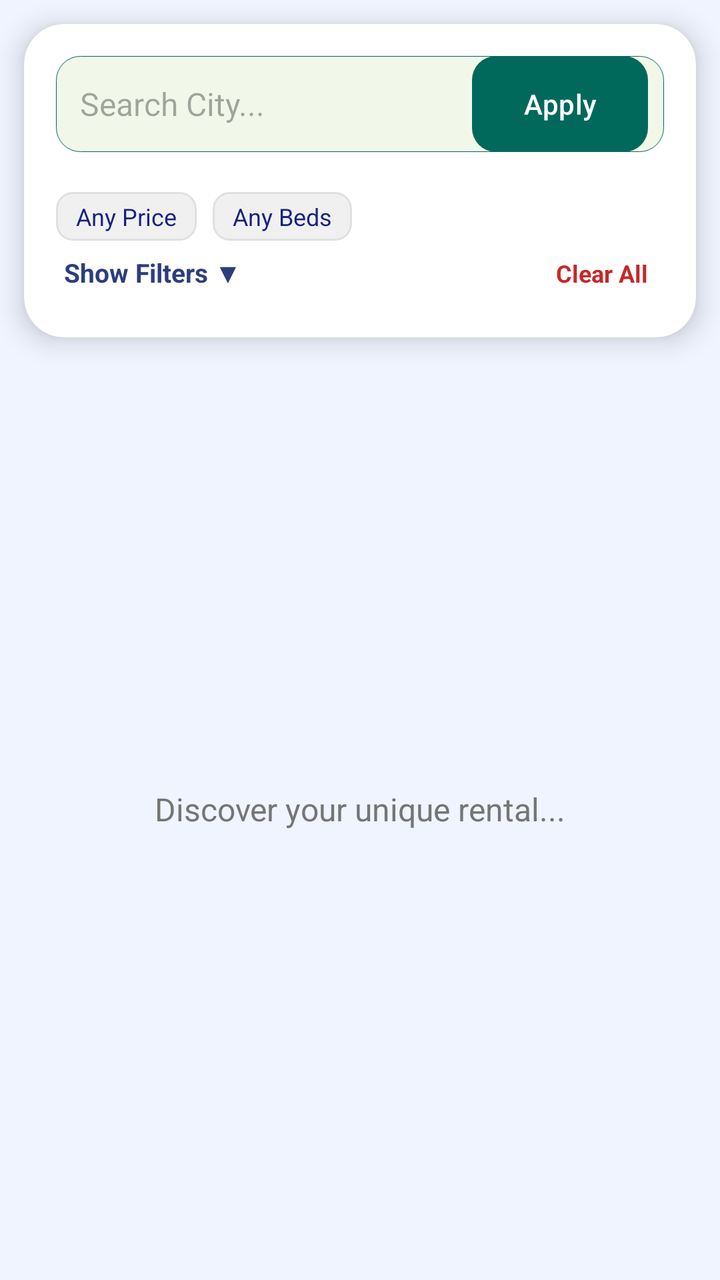
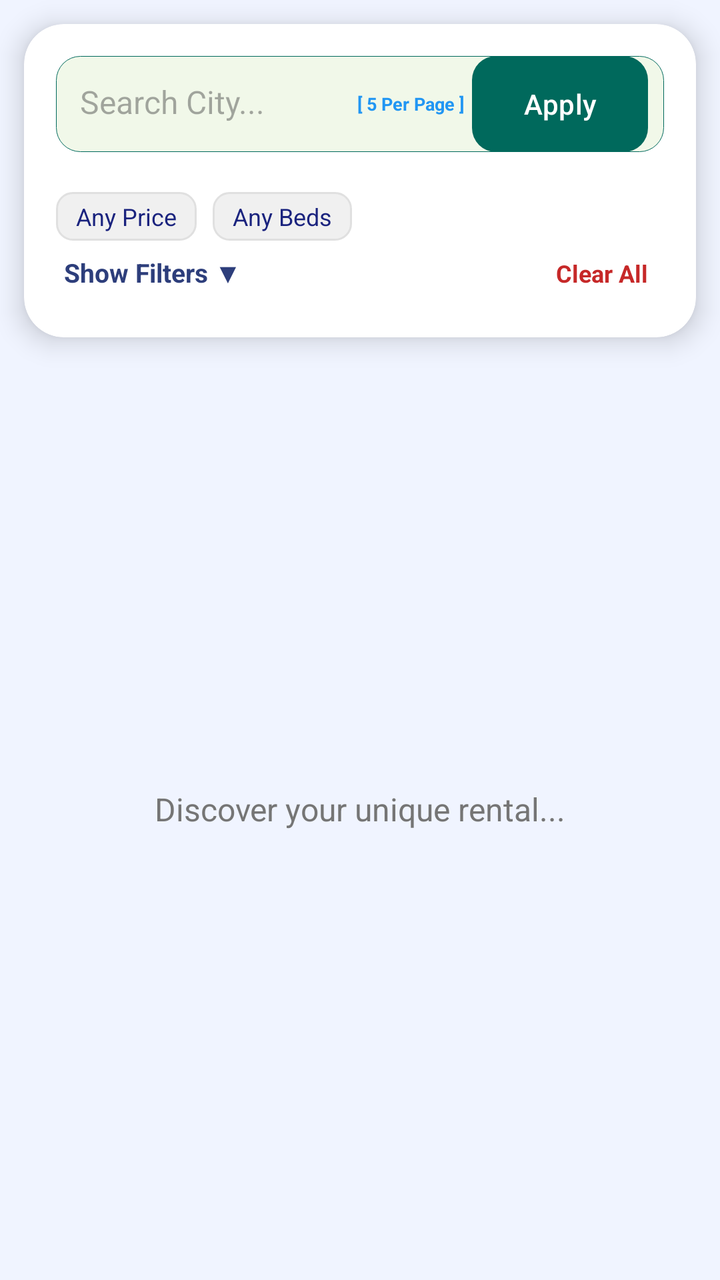

Compare the two renders of this Android layout. The source of the first and the diff that turns it into the second are given below.
<!-- AndroidManifest.xml: application theme Theme.PropertyConsultancy -->
<!-- res/layout/fragment_search.xml -->
<?xml version="1.0" encoding="utf-8"?>
<androidx.constraintlayout.widget.ConstraintLayout xmlns:android="http://schemas.android.com/apk/res/android"
    xmlns:app="http://schemas.android.com/apk/res-auto"
    xmlns:tools="http://schemas.android.com/tools"
    android:layout_width="match_parent"
    android:layout_height="match_parent"
    android:background="@color/theme1_bg">

    
    <androidx.cardview.widget.CardView
        android:id="@+id/filterCard"
        android:layout_width="match_parent"
        android:layout_height="wrap_content"
        android:layout_margin="12dp"
        app:cardCornerRadius="20dp"
        app:cardElevation="8dp"
        app:layout_constraintTop_toTopOf="parent">

        <LinearLayout
            android:layout_width="match_parent"
            android:layout_height="wrap_content"
            android:orientation="vertical">

            
            <LinearLayout
                android:id="@+id/layoutSearchSummary"
                android:layout_width="match_parent"
                android:layout_height="wrap_content"
                android:orientation="horizontal"
                android:padding="12dp"
                android:gravity="center_vertical"
                android:visibility="gone">

                <TextView
                    android:id="@+id/tvSearchSummary"
                    android:layout_width="0dp"
                    android:layout_height="wrap_content"
                    android:layout_weight="1"
                    android:text="Search results (0)"
                    android:textStyle="bold"
                    android:textColor="@color/theme1_text" />

                <ImageButton
                    android:id="@+id/btnEditFilters"
                    android:layout_width="40dp"
                    android:layout_height="40dp"
                    android:background="?attr/selectableItemBackgroundBorderless"
                    android:src="@drawable/ic_settings_modern"
                    app:tint="@color/theme1_primary" />
            </LinearLayout>

            
            <LinearLayout
                android:id="@+id/layoutMainFilters"
                android:layout_width="match_parent"
                android:layout_height="wrap_content"
                android:orientation="vertical"
                android:padding="16dp">

                
                <LinearLayout
                    android:layout_width="match_parent"
                    android:layout_height="wrap_content"
                    android:background="@drawable/edit_text_bg"
                    android:gravity="center_vertical"
                    android:orientation="horizontal"
                    android:paddingEnd="4dp">

                    <AutoCompleteTextView
                        android:id="@+id/etSearchCity"
                        android:layout_width="0dp"
                        android:layout_height="wrap_content"
                        android:layout_weight="1"
                        android:background="@null"
                        android:hint="Search City..."
                        android:inputType="text"
                        android:padding="12dp"
                        android:completionThreshold="1"
                        android:textColor="@color/theme1_text"
                        android:textSize="16sp" />

                <com.google.android.material.button.MaterialButton
                    android:id="@+id/btnDoSearch"
                    android:layout_width="wrap_content"
                    android:layout_height="wrap_content"
                    android:text="Apply"
                    android:textAllCaps="false"
                    app:cornerRadius="12dp"
                    android:insetTop="0dp"
                    android:insetBottom="0dp"
                    android:layout_marginEnd="4dp" />
            </LinearLayout>

                
                <HorizontalScrollView
                    android:layout_width="match_parent"
                    android:layout_height="wrap_content"
                    android:layout_marginTop="12dp"
                    android:scrollbars="none">
                    <com.google.android.material.chip.ChipGroup
                        android:id="@+id/chipGroupFavCities"
                        android:layout_width="wrap_content"
                        android:layout_height="wrap_content"
                        app:singleLine="true" />
                </HorizontalScrollView>

                
                <LinearLayout
                    android:id="@+id/layoutTopFilters"
                    android:layout_width="match_parent"
                    android:layout_height="wrap_content"
                    android:layout_marginTop="8dp"
                    android:orientation="horizontal">

                    <TextView
                        android:id="@+id/tvPriceFilterHint"
                        android:layout_width="wrap_content"
                        android:layout_height="wrap_content"
                        android:background="@drawable/badge_filter"
                        android:paddingHorizontal="10dp"
                        android:paddingVertical="4dp"
                        android:text="Any Price"
                        android:textSize="12sp"
                        android:textColor="@color/theme1_text"/>

                    <Space android:layout_width="8dp" android:layout_height="wrap_content" />

                    <TextView
                        android:id="@+id/tvBedsFilterHint"
                        android:layout_width="wrap_content"
                        android:layout_height="wrap_content"
                        android:background="@drawable/badge_filter"
                        android:paddingHorizontal="10dp"
                        android:paddingVertical="4dp"
                        android:text="Any Beds"
                        android:textSize="12sp"
                        android:textColor="@color/theme1_text"/>
                </LinearLayout>

                <LinearLayout
                    android:layout_width="match_parent"
                    android:layout_height="wrap_content"
                    android:orientation="horizontal"
                    android:gravity="center_vertical">

                    <TextView
                        android:id="@+id/tvToggleFilters"
                        android:layout_width="0dp"
                        android:layout_height="wrap_content"
                        android:layout_weight="1"
                        android:padding="4dp"
                        android:text="Show Filters ▼"
                        android:textColor="@color/theme1_primary"
                        android:textSize="13sp"
                        android:textStyle="bold" />

                    <TextView
                        android:id="@+id/btnClearFilters"
                        android:layout_width="wrap_content"
                        android:layout_height="wrap_content"
                        android:padding="8dp"
                        android:text="Clear All"
                        android:textColor="@color/error_red"
                        android:textSize="12sp"
                        android:textStyle="bold" />
                </LinearLayout>

                
                <LinearLayout
                    android:id="@+id/layoutFold1"
                    android:layout_width="match_parent"
                    android:layout_height="wrap_content"
                    android:orientation="vertical"
                    android:visibility="gone">

                    <View
                        android:layout_width="match_parent"
                        android:layout_height="1dp"
                        android:layout_marginVertical="12dp"
                        android:background="#F0F0F0" />

                    
                    <LinearLayout
                        android:layout_width="match_parent"
                        android:layout_height="wrap_content"
                        android:orientation="horizontal">
                        <com.google.android.material.textfield.TextInputLayout
                            style="@style/Widget.Material3.TextInputLayout.OutlinedBox"
                            android:layout_width="0dp"
                            android:layout_height="wrap_content"
                            android:layout_weight="1">
                            <com.google.android.material.textfield.TextInputEditText
                                android:id="@+id/etMinPrice"
                                android:layout_width="match_parent"
                                android:layout_height="wrap_content"
                                android:hint="Min Price"
                                android:inputType="number" />
                        </com.google.android.material.textfield.TextInputLayout>
                        <Space android:layout_width="12dp" android:layout_height="wrap_content" />
                        <com.google.android.material.textfield.TextInputLayout
                            style="@style/Widget.Material3.TextInputLayout.OutlinedBox"
                            android:layout_width="0dp"
                            android:layout_height="wrap_content"
                            android:layout_weight="1">
                            <com.google.android.material.textfield.TextInputEditText
                                android:id="@+id/etMaxPrice"
                                android:layout_width="match_parent"
                                android:layout_height="wrap_content"
                                android:hint="Max Price"
                                android:inputType="number" />
                        </com.google.android.material.textfield.TextInputLayout>
                    </LinearLayout>

                    
                    <LinearLayout
                        android:layout_width="match_parent"
                        android:layout_height="wrap_content"
                        android:layout_marginTop="12dp"
                        android:orientation="horizontal">
                        <com.google.android.material.textfield.TextInputLayout
                            style="@style/Widget.Material3.TextInputLayout.OutlinedBox"
                            android:layout_width="0dp"
                            android:layout_height="wrap_content"
                            android:layout_weight="1">
                            <com.google.android.material.textfield.TextInputEditText
                                android:id="@+id/etBedrooms"
                                android:layout_width="match_parent"
                                android:layout_height="wrap_content"
                                android:hint="Beds"
                                android:inputType="number" />
                        </com.google.android.material.textfield.TextInputLayout>
                        <Space android:layout_width="12dp" android:layout_height="wrap_content" />
                        <com.google.android.material.textfield.TextInputLayout
                            style="@style/Widget.Material3.TextInputLayout.OutlinedBox"
                            android:layout_width="0dp"
                            android:layout_height="wrap_content"
                            android:layout_weight="1">
                            <com.google.android.material.textfield.TextInputEditText
                                android:id="@+id/etBathrooms"
                                android:layout_width="match_parent"
                                android:layout_height="wrap_content"
                                android:hint="Baths"
                                android:inputType="numberDecimal" />
                        </com.google.android.material.textfield.TextInputLayout>
                    </LinearLayout>

                    <TextView
                        android:id="@+id/tvToggleFold2"
                        android:layout_width="wrap_content"
                        android:layout_height="wrap_content"
                        android:layout_gravity="center_horizontal"
                        android:layout_marginTop="12dp"
                        android:padding="4dp"
                        android:text="Advanced Selection ▼"
                        android:textColor="@color/theme1_primary"
                        android:textSize="12sp" />

                    
                    <LinearLayout
                        android:id="@+id/layoutFold2"
                        android:layout_width="match_parent"
                        android:layout_height="wrap_content"
                        android:orientation="vertical"
                        android:visibility="gone">

                        <View
                            android:layout_width="match_parent"
                            android:layout_height="1dp"
                            android:layout_marginVertical="12dp"
                            android:background="#F0F0F0" />

                        
                        <LinearLayout
                            android:layout_width="match_parent"
                            android:layout_height="wrap_content"
                            android:orientation="horizontal">
                        <com.google.android.material.textfield.TextInputLayout
                            style="@style/Widget.Material3.TextInputLayout.OutlinedBox.ExposedDropdownMenu"
                            android:layout_width="0dp"
                            android:layout_height="wrap_content"
                            android:layout_weight="1">
                            <com.google.android.material.textfield.MaterialAutoCompleteTextView
                                android:id="@+id/etFilterFloor"
                                android:layout_width="match_parent"
                                android:layout_height="wrap_content"
                                android:hint="Floor"
                                android:focusable="false"
                                android:clickable="true" />
                        </com.google.android.material.textfield.TextInputLayout>
                        <Space android:layout_width="12dp" android:layout_height="wrap_content" />
                        <com.google.android.material.textfield.TextInputLayout
                            style="@style/Widget.Material3.TextInputLayout.OutlinedBox.ExposedDropdownMenu"
                            android:layout_width="0dp"
                            android:layout_height="wrap_content"
                            android:layout_weight="1">
                            <com.google.android.material.textfield.MaterialAutoCompleteTextView
                                android:id="@+id/etFilterFacing"
                                android:layout_width="match_parent"
                                android:layout_height="wrap_content"
                                android:hint="Facing"
                                android:focusable="false"
                                android:clickable="true" />
                        </com.google.android.material.textfield.TextInputLayout>
                    </LinearLayout>

                    
                    <LinearLayout
                        android:layout_width="match_parent"
                        android:layout_height="wrap_content"
                        android:layout_marginTop="12dp"
                        android:layout_marginBottom="8dp"
                        android:orientation="horizontal">
                        <com.google.android.material.textfield.TextInputLayout
                            style="@style/Widget.Material3.TextInputLayout.OutlinedBox.ExposedDropdownMenu"
                            android:layout_width="0dp"
                            android:layout_height="wrap_content"
                            android:layout_weight="1">
                            <com.google.android.material.textfield.MaterialAutoCompleteTextView
                                android:id="@+id/etFilterRoadSize"
                                android:layout_width="match_parent"
                                android:layout_height="wrap_content"
                                android:hint="Road"
                                android:focusable="false"
                                android:clickable="true" />
                        </com.google.android.material.textfield.TextInputLayout>
                        <Space android:layout_width="12dp" android:layout_height="wrap_content" />
                        <com.google.android.material.textfield.TextInputLayout
                            style="@style/Widget.Material3.TextInputLayout.OutlinedBox.ExposedDropdownMenu"
                            android:layout_width="0dp"
                            android:layout_height="wrap_content"
                            android:layout_weight="1">
                            <com.google.android.material.textfield.MaterialAutoCompleteTextView
                                android:id="@+id/etFilterProType"
                                android:layout_width="match_parent"
                                android:layout_height="wrap_content"
                                android:hint="Type"
                                android:focusable="false"
                                android:clickable="true" />
                        </com.google.android.material.textfield.TextInputLayout>
                    </LinearLayout>
                </LinearLayout>
                </LinearLayout>
            </LinearLayout>
        </LinearLayout>
    </androidx.cardview.widget.CardView>

    <com.google.android.material.progressindicator.LinearProgressIndicator
        android:id="@+id/searchProgress"
        android:layout_width="match_parent"
        android:layout_height="wrap_content"
        android:indeterminate="true"
        android:visibility="gone"
        app:layout_constraintTop_toBottomOf="@id/filterCard" />

    <androidx.recyclerview.widget.RecyclerView
        android:id="@+id/rvSearchResults"
        android:layout_width="match_parent"
        android:layout_height="0dp"
        android:layout_marginTop="4dp"
        app:layout_constraintBottom_toBottomOf="parent"
        app:layout_constraintTop_toBottomOf="@id/searchProgress" />

    
    <LinearLayout
        android:id="@+id/layoutPagination"
        android:layout_width="match_parent"
        android:layout_height="wrap_content"
        android:orientation="horizontal"
        android:gravity="center"
        android:paddingBottom="0dp"
        android:paddingTop="12dp"
        android:background="@android:color/transparent"
        android:visibility="gone"
        app:layout_constraintBottom_toBottomOf="parent"
        tools:visibility="visible">

        <HorizontalScrollView
            android:layout_width="wrap_content"
            android:layout_height="wrap_content"
            android:scrollbars="none">
            <LinearLayout
                android:id="@+id/layoutPageNumbers"
                android:layout_width="wrap_content"
                android:layout_height="wrap_content"
                android:orientation="horizontal"
                android:paddingHorizontal="8dp" />
        </HorizontalScrollView>
    </LinearLayout>

    <TextView
        android:id="@+id/tvEmptyState"
        android:layout_width="wrap_content"
        android:layout_height="wrap_content"
        android:text="Discover your unique rental..."
        android:textColor="@color/pending_gray"
        android:textSize="16sp"
        app:layout_constraintBottom_toBottomOf="parent"
        app:layout_constraintEnd_toEndOf="parent"
        app:layout_constraintStart_toStartOf="parent"
        app:layout_constraintTop_toBottomOf="@id/filterCard" />

</androidx.constraintlayout.widget.ConstraintLayout>
<!-- resources referenced by this layout -->
<resources>
  <color name="error_red">#C62828</color>
  <color name="pending_gray">#757575</color>
  <color name="theme1_bg">#F0F4FF</color>
  <color name="theme1_primary">#2D3E7B</color>
  <color name="theme1_text">#1A237E</color>
  <!-- drawable badge_filter (drawable) -->
  <?xml version="1.0" encoding="utf-8"?>
  <shape xmlns:android="http://schemas.android.com/apk/res/android">
      <solid android:color="#F0F0F0" />
      <corners android:radius="8dp" />
      <stroke android:width="1dp" android:color="#E0E0E0" />
  </shape>
  <!-- drawable edit_text_bg (drawable) -->
  <?xml version="1.0" encoding="utf-8"?>
  <shape xmlns:android="http://schemas.android.com/apk/res/android">
      <solid android:color="?attr/colorSurfaceVariant" />
      <stroke android:width="0.25dp" android:color="?attr/colorOutline" />
      <corners android:radius="12dp" />
  </shape>
  <!-- drawable ic_settings_modern (drawable) -->
  <vector xmlns:android="http://schemas.android.com/apk/res/android"
      android:width="24dp"
      android:height="24dp"
      android:viewportWidth="24"
      android:viewportHeight="24">
    <path
        android:fillColor="#FF000000"
        android:pathData="M3,17v2h6v-2H3zM3,5v2h10V5H3zM13,21v-2h8v-2h-8v-2h-2v6H13zM7,9v2H3v2h4v2h2V9H7zM21,13v-2H11v2H21zM15,9h2V7h4V5h-4V3h-2V9z"/>
  </vector>
  <style name="Theme.PropertyConsultancy" parent="Theme.Material3.Light.NoActionBar">
          <item name="colorPrimary">@color/modern_primary</item>
          <item name="colorOnPrimary">@color/white</item>
          <item name="android:windowBackground">@color/modern_bg</item>
          <item name="colorSurfaceVariant">@color/modern_bg</item>
          <item name="colorOnSurface">@color/modern_text</item>
          <item name="colorOnSurfaceVariant">@color/pending_gray</item>
          <item name="colorOutline">@color/modern_primary</item>
  
          
          <item name="editTextStyle">@style/App.EditText.Style</item>
          <item name="textInputOutlinedStyle">@style/App.TextInputLayout.Style</item>
  
          
          <item name="materialButtonStyle">@style/App.Button.Style</item>
      </style>
  <color name="modern_primary">#00695C</color>
  <color name="white">#FFFFFFFF</color>
  <color name="modern_bg">#F1F8E9</color>
  <color name="modern_text">#004D40</color>
  <style name="App.EditText.Style" parent="Widget.AppCompat.EditText">
          <item name="android:background">@drawable/edit_text_bg</item>
          <item name="android:textColor">?attr/colorOnSurface</item>
          <item name="android:padding">12dp</item>
          <item name="android:textSize">16sp</item>
          <item name="android:textColorHint">?attr/colorOnSurfaceVariant</item>
      </style>
  <style name="App.TextInputLayout.Style" parent="Widget.Material3.TextInputLayout.OutlinedBox">
          <item name="boxStrokeWidth">0.25dp</item>
          <item name="boxStrokeWidthFocused">0.25dp</item>
          <item name="shapeAppearanceOverlay">@style/App.RoundedCorners</item>
      </style>
  <style name="App.Button.Style" parent="Widget.Material3.Button">
          <item name="backgroundTint">?attr/colorPrimary</item>
          <item name="android:textColor">?attr/colorOnPrimary</item>
          <item name="android:insetTop">0dp</item>
          <item name="android:insetBottom">0dp</item>
          <item name="shapeAppearanceOverlay">@style/App.RoundedCorners</item>
      </style>
  <style name="App.RoundedCorners" parent="">
          <item name="cornerSize">20dp</item>
      </style>
</resources>

<!-- the commit's change to res/layout/fragment_search.xml (unified diff, before → after) -->
@@ -40,6 +40,16 @@
                     android:textStyle="bold"
                     android:textColor="@color/theme1_text" />
 
+                <TextView
+                    android:id="@+id/tvPageSizeInfoSummary"
+                    android:layout_width="wrap_content"
+                    android:layout_height="wrap_content"
+                    android:layout_marginEnd="8dp"
+                    android:text="[ 5 Per Page ]"
+                    android:textColor="#2196F3"
+                    android:textSize="9sp"
+                    android:textStyle="bold" />
+
                 <ImageButton
                     android:id="@+id/btnEditFilters"
                     android:layout_width="40dp"
@@ -58,38 +68,69 @@
                 android:padding="16dp">
 
                 
-                <LinearLayout
+                <RelativeLayout
                     android:layout_width="match_parent"
                     android:layout_height="wrap_content"
                     android:background="@drawable/edit_text_bg"
-                    android:gravity="center_vertical"
-                    android:orientation="horizontal"
                     android:paddingEnd="4dp">
 
-                    <AutoCompleteTextView
-                        android:id="@+id/etSearchCity"
-                        android:layout_width="0dp"
-                        android:layout_height="wrap_content"
-                        android:layout_weight="1"
-                        android:background="@null"
-                        android:hint="Search City..."
-                        android:inputType="text"
-                        android:padding="12dp"
-                        android:completionThreshold="1"
-                        android:textColor="@color/theme1_text"
-                        android:textSize="16sp" />
-
-                <com.google.android.material.button.MaterialButton
-                    android:id="@+id/btnDoSearch"
-                    android:layout_width="wrap_content"
-                    android:layout_height="wrap_content"
-                    android:text="Apply"
-                    android:textAllCaps="false"
-                    app:cornerRadius="12dp"
-                    android:insetTop="0dp"
-                    android:insetBottom="0dp"
-                    android:layout_marginEnd="4dp" />
-            </LinearLayout>
+                    <FrameLayout
+                        android:layout_width="match_parent"
+                        android:layout_height="wrap_content"
+                        android:layout_toStartOf="@id/layoutSearchActions">
+                        <AutoCompleteTextView
+                            android:id="@+id/etSearchCity"
+                            android:layout_width="match_parent"
+                            android:layout_height="wrap_content"
+                            android:background="@null"
+                            android:hint="Search City..."
+                            android:inputType="text"
+                            android:padding="12dp"
+                            android:completionThreshold="1"
+                            android:textColor="@color/theme1_text"
+                            android:textSize="16sp" />
+                        <ImageView
+                            android:id="@+id/ivFilterCity"
+                            android:layout_width="10dp"
+                            android:layout_height="10dp"
+                            android:layout_gravity="start|top"
+                            android:layout_marginTop="6dp"
+                            android:layout_marginStart="6dp"
+                            android:src="@drawable/ic_filter_indicator"
+                            android:visibility="gone" />
+                    </FrameLayout>
+
+                    <LinearLayout
+                        android:id="@+id/layoutSearchActions"
+                        android:layout_width="wrap_content"
+                        android:layout_height="wrap_content"
+                        android:layout_alignParentEnd="true"
+                        android:layout_centerVertical="true"
+                        android:gravity="center_vertical"
+                        android:orientation="horizontal">
+
+                        <TextView
+                            android:id="@+id/tvPageSizeInfo"
+                            android:layout_width="wrap_content"
+                            android:layout_height="wrap_content"
+                            android:layout_marginEnd="4dp"
+                            android:text="[ 5 Per Page ]"
+                            android:textColor="#2196F3"
+                            android:textSize="9sp"
+                            android:textStyle="bold" />
+
+                        <com.google.android.material.button.MaterialButton
+                            android:id="@+id/btnDoSearch"
+                            android:layout_width="wrap_content"
+                            android:layout_height="wrap_content"
+                            android:layout_marginEnd="4dp"
+                            android:insetTop="0dp"
+                            android:insetBottom="0dp"
+                            android:text="Apply"
+                            android:textAllCaps="false"
+                            app:cornerRadius="12dp" />
+                    </LinearLayout>
+                </RelativeLayout>
 
                 
                 <HorizontalScrollView
@@ -184,31 +225,57 @@
                         android:layout_width="match_parent"
                         android:layout_height="wrap_content"
                         android:orientation="horizontal">
-                        <com.google.android.material.textfield.TextInputLayout
-                            style="@style/Widget.Material3.TextInputLayout.OutlinedBox"
+                        <FrameLayout
                             android:layout_width="0dp"
                             android:layout_height="wrap_content"
                             android:layout_weight="1">
-                            <com.google.android.material.textfield.TextInputEditText
-                                android:id="@+id/etMinPrice"
+                            <com.google.android.material.textfield.TextInputLayout
+                                style="@style/Widget.Material3.TextInputLayout.OutlinedBox"
                                 android:layout_width="match_parent"
-                                android:layout_height="wrap_content"
-                                android:hint="Min Price"
-                                android:inputType="number" />
-                        </com.google.android.material.textfield.TextInputLayout>
+                                android:layout_height="wrap_content">
+                                <com.google.android.material.textfield.TextInputEditText
+                                    android:id="@+id/etMinPrice"
+                                    android:layout_width="match_parent"
+                                    android:layout_height="wrap_content"
+                                    android:hint="Min Price"
+                                    android:inputType="number" />
+                            </com.google.android.material.textfield.TextInputLayout>
+                            <ImageView
+                                android:id="@+id/ivFilterMinPrice"
+                                android:layout_width="12dp"
+                                android:layout_height="12dp"
+                                android:layout_gravity="start|top"
+                                android:layout_marginTop="8dp"
+                                android:layout_marginStart="8dp"
+                                android:src="@drawable/ic_filter_indicator"
+                                android:visibility="gone" />
+                        </FrameLayout>
                         <Space android:layout_width="12dp" android:layout_height="wrap_content" />
-                        <com.google.android.material.textfield.TextInputLayout
-                            style="@style/Widget.Material3.TextInputLayout.OutlinedBox"
+                        <FrameLayout
                             android:layout_width="0dp"
                             android:layout_height="wrap_content"
                             android:layout_weight="1">
-                            <com.google.android.material.textfield.TextInputEditText
-                                android:id="@+id/etMaxPrice"
+                            <com.google.android.material.textfield.TextInputLayout
+                                style="@style/Widget.Material3.TextInputLayout.OutlinedBox"
                                 android:layout_width="match_parent"
-                                android:layout_height="wrap_content"
-                                android:hint="Max Price"
-                                android:inputType="number" />
-                        </com.google.android.material.textfield.TextInputLayout>
+                                android:layout_height="wrap_content">
+                                <com.google.android.material.textfield.TextInputEditText
+                                    android:id="@+id/etMaxPrice"
+                                    android:layout_width="match_parent"
+                                    android:layout_height="wrap_content"
+                                    android:hint="Max Price"
+                                    android:inputType="number" />
+                            </com.google.android.material.textfield.TextInputLayout>
+                            <ImageView
+                                android:id="@+id/ivFilterMaxPrice"
+                                android:layout_width="12dp"
+                                android:layout_height="12dp"
+                                android:layout_gravity="start|top"
+                                android:layout_marginTop="8dp"
+                                android:layout_marginStart="8dp"
+                                android:src="@drawable/ic_filter_indicator"
+                                android:visibility="gone" />
+                        </FrameLayout>
                     </LinearLayout>
 
                     
@@ -217,31 +284,57 @@
                         android:layout_height="wrap_content"
                         android:layout_marginTop="12dp"
                         android:orientation="horizontal">
-                        <com.google.android.material.textfield.TextInputLayout
-                            style="@style/Widget.Material3.TextInputLayout.OutlinedBox"
+                        <FrameLayout
                             android:layout_width="0dp"
                             android:layout_height="wrap_content"
                             android:layout_weight="1">
-                            <com.google.android.material.textfield.TextInputEditText
-                                android:id="@+id/etBedrooms"
+                            <com.google.android.material.textfield.TextInputLayout
+                                style="@style/Widget.Material3.TextInputLayout.OutlinedBox"
                                 android:layout_width="match_parent"
-                                android:layout_height="wrap_content"
-                                android:hint="Beds"
-                                android:inputType="number" />
-                        </com.google.android.material.textfield.TextInputLayout>
+                                android:layout_height="wrap_content">
+                                <com.google.android.material.textfield.TextInputEditText
+                                    android:id="@+id/etBedrooms"
+                                    android:layout_width="match_parent"
+                                    android:layout_height="wrap_content"
+                                    android:hint="Beds"
+                                    android:inputType="number" />
+                            </com.google.android.material.textfield.TextInputLayout>
+                            <ImageView
+                                android:id="@+id/ivFilterBedrooms"
+                                android:layout_width="12dp"
+                                android:layout_height="12dp"
+                                android:layout_gravity="start|top"
+                                android:layout_marginTop="8dp"
+                                android:layout_marginStart="8dp"
+                                android:src="@drawable/ic_filter_indicator"
+                                android:visibility="gone" />
+                        </FrameLayout>
                         <Space android:layout_width="12dp" android:layout_height="wrap_content" />
-                        <com.google.android.material.textfield.TextInputLayout
-                            style="@style/Widget.Material3.TextInputLayout.OutlinedBox"
+                        <FrameLayout
                             android:layout_width="0dp"
                             android:layout_height="wrap_content"
                             android:layout_weight="1">
-                            <com.google.android.material.textfield.TextInputEditText
-                                android:id="@+id/etBathrooms"
+                            <com.google.android.material.textfield.TextInputLayout
+                                style="@style/Widget.Material3.TextInputLayout.OutlinedBox"
                                 android:layout_width="match_parent"
-                                android:layout_height="wrap_content"
-                                android:hint="Baths"
-                                android:inputType="numberDecimal" />
-                        </com.google.android.material.textfield.TextInputLayout>
+                                android:layout_height="wrap_content">
+                                <com.google.android.material.textfield.TextInputEditText
+                                    android:id="@+id/etBathrooms"
+                                    android:layout_width="match_parent"
+                                    android:layout_height="wrap_content"
+                                    android:hint="Baths"
+                                    android:inputType="numberDecimal" />
+                            </com.google.android.material.textfield.TextInputLayout>
+                            <ImageView
+                                android:id="@+id/ivFilterBathrooms"
+                                android:layout_width="12dp"
+                                android:layout_height="12dp"
+                                android:layout_gravity="start|top"
+                                android:layout_marginTop="8dp"
+                                android:layout_marginStart="8dp"
+                                android:src="@drawable/ic_filter_indicator"
+                                android:visibility="gone" />
+                        </FrameLayout>
                     </LinearLayout>
 
                     <TextView
@@ -274,71 +367,123 @@
                             android:layout_width="match_parent"
                             android:layout_height="wrap_content"
                             android:orientation="horizontal">
-                        <com.google.android.material.textfield.TextInputLayout
-                            style="@style/Widget.Material3.TextInputLayout.OutlinedBox.ExposedDropdownMenu"
-                            android:layout_width="0dp"
-                            android:layout_height="wrap_content"
-                            android:layout_weight="1">
-                            <com.google.android.material.textfield.MaterialAutoCompleteTextView
-                                android:id="@+id/etFilterFloor"
-                                android:layout_width="match_parent"
+                            <FrameLayout
+                                android:layout_width="0dp"
                                 android:layout_height="wrap_content"
-                                android:hint="Floor"
-                                android:focusable="false"
-                                android:clickable="true" />
-                        </com.google.android.material.textfield.TextInputLayout>
-                        <Space android:layout_width="12dp" android:layout_height="wrap_content" />
-                        <com.google.android.material.textfield.TextInputLayout
-                            style="@style/Widget.Material3.TextInputLayout.OutlinedBox.ExposedDropdownMenu"
-                            android:layout_width="0dp"
-                            android:layout_height="wrap_content"
-                            android:layout_weight="1">
-                            <com.google.android.material.textfield.MaterialAutoCompleteTextView
-                                android:id="@+id/etFilterFacing"
-                                android:layout_width="match_parent"
+                                android:layout_weight="1">
+                                <com.google.android.material.textfield.TextInputLayout
+                                    style="@style/Widget.Material3.TextInputLayout.OutlinedBox.ExposedDropdownMenu"
+                                    android:layout_width="match_parent"
+                                    android:layout_height="wrap_content">
+                                    <com.google.android.material.textfield.MaterialAutoCompleteTextView
+                                        android:id="@+id/etFilterFloor"
+                                        android:layout_width="match_parent"
+                                        android:layout_height="wrap_content"
+                                        android:hint="Floor"
+                                        android:focusable="false"
+                                        android:clickable="true" />
+                                </com.google.android.material.textfield.TextInputLayout>
+                                <ImageView
+                                    android:id="@+id/ivFilterFloor"
+                                    android:layout_width="12dp"
+                                    android:layout_height="12dp"
+                                    android:layout_gravity="start|top"
+                                    android:layout_marginTop="8dp"
+                                    android:layout_marginStart="8dp"
+                                    android:src="@drawable/ic_filter_indicator"
+                                    android:visibility="gone" />
+                            </FrameLayout>
+                            <Space android:layout_width="12dp" android:layout_height="wrap_content" />
+                            <FrameLayout
+                                android:layout_width="0dp"
                                 android:layout_height="wrap_content"
-                                android:hint="Facing"
-                                android:focusable="false"
-                                android:clickable="true" />
-                        </com.google.android.material.textfield.TextInputLayout>
+                                android:layout_weight="1">
+                                <com.google.android.material.textfield.TextInputLayout
+                                    style="@style/Widget.Material3.TextInputLayout.OutlinedBox.ExposedDropdownMenu"
+                                    android:layout_width="match_parent"
+                                    android:layout_height="wrap_content">
+                                    <com.google.android.material.textfield.MaterialAutoCompleteTextView
+                                        android:id="@+id/etFilterFacing"
+                                        android:layout_width="match_parent"
+                                        android:layout_height="wrap_content"
+                                        android:hint="Facing"
+                                        android:focusable="false"
+                                        android:clickable="true" />
+                                </com.google.android.material.textfield.TextInputLayout>
+                                <ImageView
+                                    android:id="@+id/ivFilterFacing"
+                                    android:layout_width="12dp"
+                                    android:layout_height="12dp"
+                                    android:layout_gravity="start|top"
+                                    android:layout_marginTop="8dp"
+                                    android:layout_marginStart="8dp"
+                                    android:src="@drawable/ic_filter_indicator"
+                                    android:visibility="gone" />
+                            </FrameLayout>
+                        </LinearLayout>
+
+                        
+                        <LinearLayout
+                            android:layout_width="match_parent"
+                            android:layout_height="wrap_content"
+                            android:layout_marginTop="12dp"
+                            android:layout_marginBottom="8dp"
+                            android:orientation="horizontal">
+                            <FrameLayout
+                                android:layout_width="0dp"
+                                android:layout_height="wrap_content"
+                                android:layout_weight="1">
+                                <com.google.android.material.textfield.TextInputLayout
+                                    style="@style/Widget.Material3.TextInputLayout.OutlinedBox.ExposedDropdownMenu"
+                                    android:layout_width="match_parent"
+                                    android:layout_height="wrap_content">
+                                    <com.google.android.material.textfield.MaterialAutoCompleteTextView
+                                        android:id="@+id/etFilterRoadSize"
+                                        android:layout_width="match_parent"
+                                        android:layout_height="wrap_content"
+                                        android:hint="Road"
+                                        android:focusable="false"
+                                        android:clickable="true" />
+                                </com.google.android.material.textfield.TextInputLayout>
+                                <ImageView
+                                    android:id="@+id/ivFilterRoadSize"
+                                    android:layout_width="12dp"
+                                    android:layout_height="12dp"
+                                    android:layout_gravity="start|top"
+                                    android:layout_marginTop="8dp"
+                                    android:layout_marginStart="8dp"
+                                    android:src="@drawable/ic_filter_indicator"
+                                    android:visibility="gone" />
+                            </FrameLayout>
+                            <Space android:layout_width="12dp" android:layout_height="wrap_content" />
+                            <FrameLayout
+                                android:layout_width="0dp"
+                                android:layout_height="wrap_content"
+                                android:layout_weight="1">
+                                <com.google.android.material.textfield.TextInputLayout
+                                    style="@style/Widget.Material3.TextInputLayout.OutlinedBox.ExposedDropdownMenu"
+                                    android:layout_width="match_parent"
+                                    android:layout_height="wrap_content">
+                                    <com.google.android.material.textfield.MaterialAutoCompleteTextView
+                                        android:id="@+id/etFilterProType"
+                                        android:layout_width="match_parent"
+                                        android:layout_height="wrap_content"
+                                        android:hint="Type"
+                                        android:focusable="false"
+                                        android:clickable="true" />
+                                </com.google.android.material.textfield.TextInputLayout>
+                                <ImageView
+                                    android:id="@+id/ivFilterProType"
+                                    android:layout_width="12dp"
+                                    android:layout_height="12dp"
+                                    android:layout_gravity="start|top"
+                                    android:layout_marginTop="8dp"
+                                    android:layout_marginStart="8dp"
+                                    android:src="@drawable/ic_filter_indicator"
+                                    android:visibility="gone" />
+                            </FrameLayout>
+                        </LinearLayout>
                     </LinearLayout>
-
-                    
-                    <LinearLayout
-                        android:layout_width="match_parent"
-                        android:layout_height="wrap_content"
-                        android:layout_marginTop="12dp"
-                        android:layout_marginBottom="8dp"
-                        android:orientation="horizontal">
-                        <com.google.android.material.textfield.TextInputLayout
-                            style="@style/Widget.Material3.TextInputLayout.OutlinedBox.ExposedDropdownMenu"
-                            android:layout_width="0dp"
-                            android:layout_height="wrap_content"
-                            android:layout_weight="1">
-                            <com.google.android.material.textfield.MaterialAutoCompleteTextView
-                                android:id="@+id/etFilterRoadSize"
-                                android:layout_width="match_parent"
-                                android:layout_height="wrap_content"
-                                android:hint="Road"
-                                android:focusable="false"
-                                android:clickable="true" />
-                        </com.google.android.material.textfield.TextInputLayout>
-                        <Space android:layout_width="12dp" android:layout_height="wrap_content" />
-                        <com.google.android.material.textfield.TextInputLayout
-                            style="@style/Widget.Material3.TextInputLayout.OutlinedBox.ExposedDropdownMenu"
-                            android:layout_width="0dp"
-                            android:layout_height="wrap_content"
-                            android:layout_weight="1">
-                            <com.google.android.material.textfield.MaterialAutoCompleteTextView
-                                android:id="@+id/etFilterProType"
-                                android:layout_width="match_parent"
-                                android:layout_height="wrap_content"
-                                android:hint="Type"
-                                android:focusable="false"
-                                android:clickable="true" />
-                        </com.google.android.material.textfield.TextInputLayout>
-                    </LinearLayout>
-                </LinearLayout>
                 </LinearLayout>
             </LinearLayout>
         </LinearLayout>
@@ -357,6 +502,8 @@
         android:layout_width="match_parent"
         android:layout_height="0dp"
         android:layout_marginTop="4dp"
+        android:clipToPadding="false"
+        android:paddingHorizontal="4dp"
         app:layout_constraintBottom_toBottomOf="parent"
         app:layout_constraintTop_toBottomOf="@id/searchProgress" />
 
@@ -369,7 +516,7 @@
         android:gravity="center"
         android:paddingBottom="0dp"
         android:paddingTop="12dp"
-        android:background="@android:color/transparent"
+        android:background="#BFF0F4FF"
         android:visibility="gone"
         app:layout_constraintBottom_toBottomOf="parent"
         tools:visibility="visible">
<!-- resource entries referenced after the edit -->
@@ -19,6 +19,16 @@
       <stroke android:width="0.25dp" android:color="?attr/colorOutline" />
       <corners android:radius="12dp" />
   </shape>
+  <!-- drawable ic_filter_indicator (drawable) -->
+  <vector xmlns:android="http://schemas.android.com/apk/res/android"
+      android:width="12dp"
+      android:height="12dp"
+      android:viewportWidth="24"
+      android:viewportHeight="24">
+      <path
+          android:fillColor="#B71C1C"
+          android:pathData="M10,18h4v-2h-4v2zM3,6v2h18V6H3zM6,13h12v-2H6v2z" />
+  </vector>
   <!-- drawable ic_settings_modern (drawable) -->
   <vector xmlns:android="http://schemas.android.com/apk/res/android"
       android:width="24dp"
